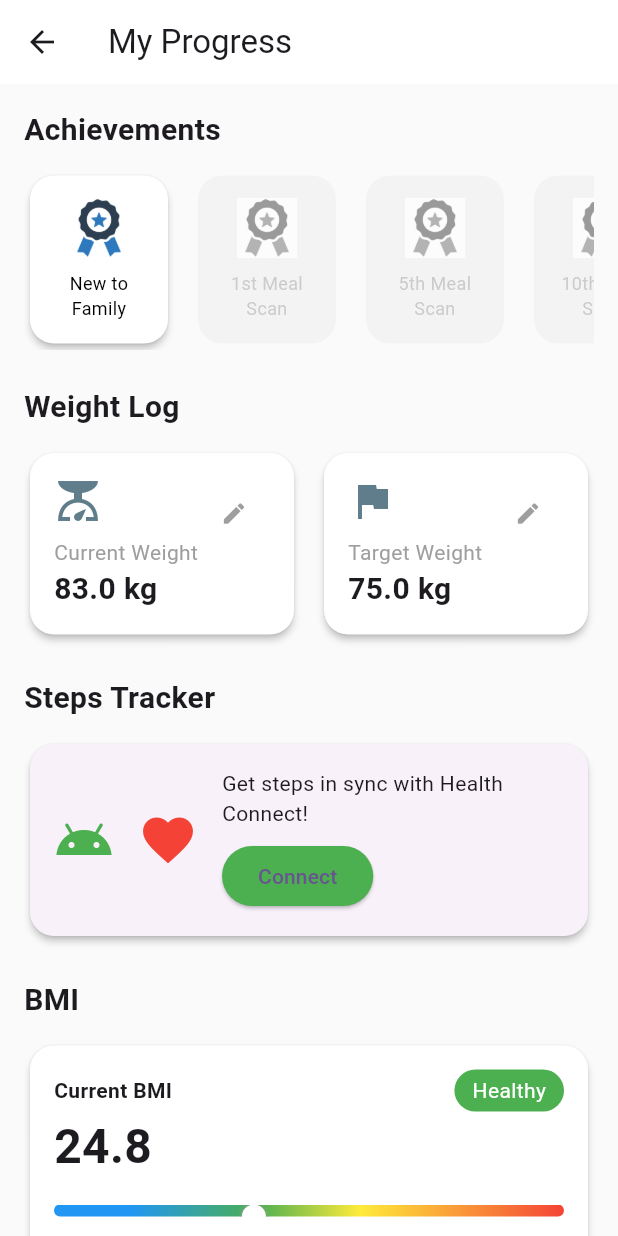
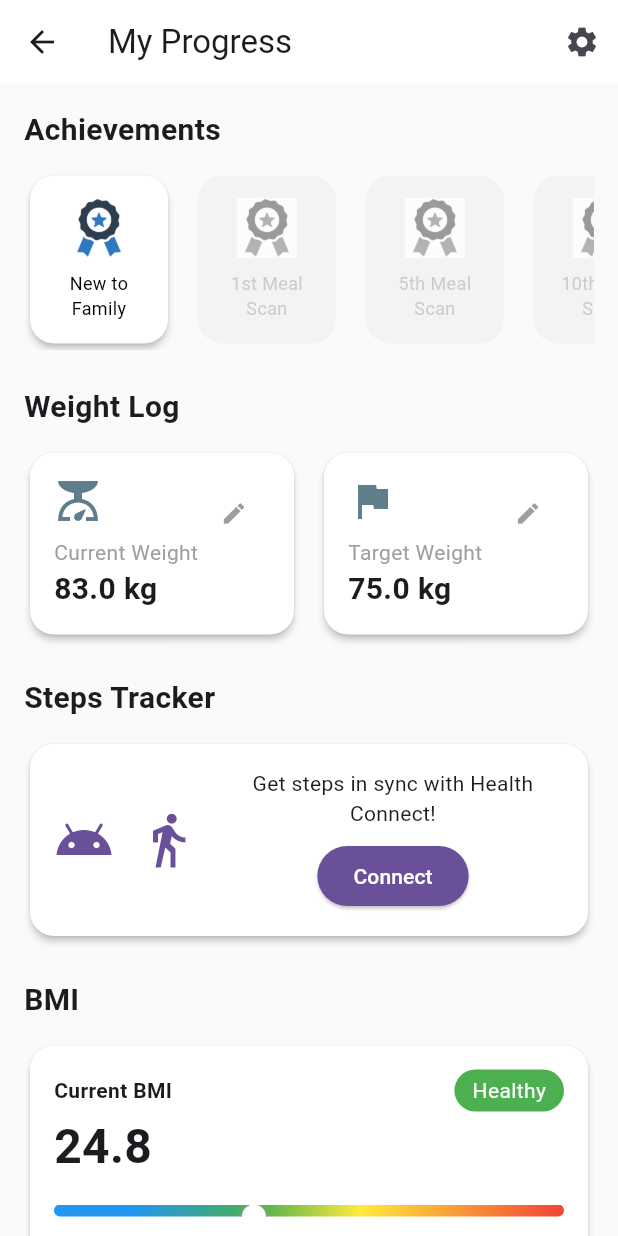
Before and after one commit to ahada8878/FYP, a Flutter app: the MyProgressScreen screen opened directly, after a tap on "Connect", on a phone screen of 412 x 824 dp. Run offline on Flutter 3.47's test engine with Material 3 defaults, Android fonts, the phone set to English and light mode, and no system bars; our stand-ins replace camera, confetti, fl_chart, google_fonts, image_picker, percent_indicator and 2 more; accounts and stored records are empty.

Commit message:
MY Progress

```diff
--- a/fyp/analysis_options.yaml
+++ b/fyp/analysis_options.yaml
@@ -7,6 +7,9 @@
 
 # The following line activates a set of recommended lints for Flutter apps,
 # packages, and plugins designed to encourage good coding practices.
+analyzer:
+  errors:
+    depend_on_referenced_packages: ignore
 include: package:flutter_lints/flutter.yaml
 
 linter:
--- /dev/null
+++ b/fyp/lib/Widgets/water_intake_chart.dart
@@ -0,0 +1,117 @@
+import 'package:flutter/material.dart';
+import 'package:fl_chart/fl_chart.dart';
+
+class WaterIntakeChart extends StatefulWidget {
+  final bool showWeekly;
+  final Function(bool) onToggle;
+
+  const WaterIntakeChart({
+    super.key,
+    required this.showWeekly,
+    required this.onToggle,
+  });
+
+  @override
+  State<WaterIntakeChart> createState() => _WaterIntakeChartState();
+}
+
+class _WaterIntakeChartState extends State<WaterIntakeChart> {
+  @override
+  Widget build(BuildContext context) {
+    return Column(
+      children: [
+        Card(
+          color: Colors.white,
+          elevation: 2,
+          shape: RoundedRectangleBorder(
+            borderRadius: BorderRadius.circular(16),
+          ),
+          child: Padding(
+            padding: const EdgeInsets.all(16),
+            child: Column(
+              crossAxisAlignment: CrossAxisAlignment.start,
+              children: [
+                const Text(
+                  'Water Intake',
+                  style: TextStyle(fontSize: 18, fontWeight: FontWeight.w600),
+                ),
+                const SizedBox(height: 16),
+                Container(
+                  height: 200,
+                  child: BarChart(_chartData()),
+                ),
+              ],
+            ),
+          ),
+        ),
+        _buildToggle(),
+      ],
+    );
+  }
+
+  Widget _buildToggle() {
+    return Padding(
+      padding: const EdgeInsets.symmetric(vertical: 8),
+      child: Row(
+        mainAxisAlignment: MainAxisAlignment.center,
+        children: [
+          const Text('Week'),
+          Switch(
+            value: widget.showWeekly,
+            onChanged: widget.onToggle,
+            activeColor: const Color.fromRGBO(106, 79, 153, 1),
+          ),
+          const Text('Month'),
+        ],
+      ),
+    );
+  }
+
+  BarChartData _chartData() {
+    final weeklyData = [2.5, 3.0, 2.0, 2.8, 3.5, 2.2, 3.0];
+    final monthlyData = List.generate(30, (i) => 2.0 + (i % 5 * 0.5));
+
+    return BarChartData(
+      alignment: BarChartAlignment.spaceAround,
+      gridData: const FlGridData(show: false),
+      titlesData: FlTitlesData(
+        bottomTitles: AxisTitles(
+          sideTitles: SideTitles(
+            showTitles: true,
+            getTitlesWidget: (value, meta) => Text(
+              widget.showWeekly
+                  ? ['S', 'M', 'T', 'W', 'T', 'F', 'S'][value.toInt()]
+                  : '${value.toInt() + 1}'),
+            reservedSize: 32,
+          ),
+        ),
+        leftTitles: AxisTitles(
+          sideTitles: SideTitles(
+            showTitles: true,
+            getTitlesWidget: (value, meta) => Text('${value.toInt()}L'),
+            reservedSize: 40,
+          ),
+        ),
+        rightTitles: const AxisTitles(),
+        topTitles: const AxisTitles(),
+      ),
+      borderData: FlBorderData(show: false),
+      barGroups: (widget.showWeekly ? weeklyData : monthlyData)
+          .asMap()
+          .entries
+          .map((e) => BarChartGroupData(
+                x: e.key,
+                barRods: [
+                  BarChartRodData(
+                    toY: e.value,
+                    color: const Color.fromRGBO(106, 79, 153, 0.6),
+                    width: 20,
+                    borderRadius: const BorderRadius.vertical(
+                        top: Radius.circular(4)),
+                  ),
+                ],
+              ))
+          .toList(),
+    );
+  }
+}
--- /dev/null
+++ b/fyp/lib/Widgets/weight_chart.dart
@@ -0,0 +1,115 @@
+import 'package:flutter/material.dart';
+import 'package:fl_chart/fl_chart.dart';
+
+class WeightChart extends StatefulWidget {
+  final double currentWeight;
+
+  const WeightChart({super.key, required this.currentWeight});
+
+  @override
+  State<WeightChart> createState() => _WeightChartState();
+}
+
+class _WeightChartState extends State<WeightChart> {
+  late List<FlSpot> _weightSpots;
+
+  @override
+  void initState() {
+    super.initState();
+    _generateWeightSpots();
+  }
+
+  @override
+  void didUpdateWidget(WeightChart oldWidget) {
+    super.didUpdateWidget(oldWidget);
+    if (oldWidget.currentWeight != widget.currentWeight) {
+      _generateWeightSpots();
+    }
+  }
+
+  void _generateWeightSpots() {
+    final baseWeight = widget.currentWeight;
+    _weightSpots = [
+      FlSpot(0, baseWeight + 0.2),
+      FlSpot(1, baseWeight + 0.5),
+      FlSpot(2, baseWeight + 0.1),
+      FlSpot(3, baseWeight - 0.1),
+      FlSpot(4, baseWeight - 0.2),
+      FlSpot(5, baseWeight - 0.0),
+      FlSpot(6, baseWeight - 0.3),
+    ];
+  }
+
+  @override
+  Widget build(BuildContext context) {
+    final minY = _weightSpots.map((s) => s.y).reduce((a, b) => a < b ? a : b) - 0.5;
+    final maxY = _weightSpots.map((s) => s.y).reduce((a, b) => a > b ? a : b) + 0.5;
+
+    return Card(
+      color: Colors.white,
+      elevation: 2,
+      shape: RoundedRectangleBorder(
+        borderRadius: BorderRadius.circular(16),
+      ),
+      child: Padding(
+        padding: const EdgeInsets.all(16),
+        child: Column(
+          crossAxisAlignment: CrossAxisAlignment.start,
+          children: [
+            const Text(
+              'Weight Trend',
+              style: TextStyle(fontSize: 18, fontWeight: FontWeight.w600),
+            ),
+            const SizedBox(height: 16),
+            SizedBox(
+              height: 200,
+              child: LineChart(
+                LineChartData(
+                  gridData: const FlGridData(show: false),
+                  titlesData: FlTitlesData(
+                    bottomTitles: AxisTitles(
+                      sideTitles: SideTitles(
+                        showTitles: true,
+                        getTitlesWidget: (value, meta) {
+                          const days = ['S', 'M', 'T', 'W', 'T', 'F', 'S'];
+                          return Padding(
+                            padding: const EdgeInsets.only(top: 8.0),
+                            child: Text(days[value.toInt()]),
+                          );
+                        },
+                        reservedSize: 32,
+                      ),
+                    ),
+                    leftTitles: AxisTitles(
+                      sideTitles: SideTitles(
+                        showTitles: true,
+                        getTitlesWidget: (value, meta) =>
+                          Text('${value.toStringAsFixed(1)}kg'),
+                        reservedSize: 50,
+                      ),
+                    ),
+                    rightTitles: const AxisTitles(),
+                    topTitles: const AxisTitles(),
+                  ),
+                  borderData: FlBorderData(show: false),
+                  lineBarsData: [
+                    LineChartBarData(
+                      spots: _weightSpots,
+                      isCurved: true,
+                      color: const Color.fromRGBO(106, 79, 153, 1),
+                      barWidth: 3,
+                      dotData: const FlDotData(show: true),
+                      belowBarData: BarAreaData(show: false),
+                    ),
+                  ],
+                  minY: minY,
+                  maxY: maxY,
+                ),
+              ),
+            ),
+          ],
+        ),
+      ),
+    );
+  }
+}
--- a/fyp/lib/screens/progress_screen.dart
+++ b/fyp/lib/screens/progress_screen.dart
@@ -1,6 +1,9 @@
 import 'package:flutter/material.dart';
 import 'package:fyp/GoalWeightPage.dart';
 import 'package:fyp/WeightPage.dart';
+import 'package:fyp/Widgets/water_intake_chart.dart';
+import 'package:fyp/Widgets/weight_chart.dart';
+import 'package:fyp/screens/settings_screen.dart';
 import 'package:persistent_bottom_nav_bar/persistent_bottom_nav_bar.dart';
 
 class MyProgressScreen extends StatefulWidget {
@@ -14,6 +17,7 @@ class _MyProgressScreenState extends State<MyProgressScreen> {
   double targetWeight = 75.0;
   double bmi = 24.8;
   String bmiCategory = "Healthy";
+  bool _showWeeklyWaterData = true;
 
   final List<Map<String, dynamic>> achievements = [
     {
@@ -52,27 +56,44 @@ class _MyProgressScreenState extends State<MyProgressScreen> {
   Widget build(BuildContext context) {
     return Scaffold(
       appBar: AppBar(
-        title: Text('My Progress'),
+        title: const Text('My Progress'),
+        actions: [
+          IconButton(
+            icon: const Icon(Icons.settings),
+            onPressed: () => Navigator.push(
+              context,
+              MaterialPageRoute(builder: (context) => SettingsScreen()),
+            ),
+          ),
+        ],
       ),
       body: SingleChildScrollView(
-        padding: EdgeInsets.all(16),
+        padding: const EdgeInsets.all(16),
         child: Column(
           crossAxisAlignment: CrossAxisAlignment.start,
           children: [
             _buildSectionTitle('Achievements'),
             _buildAchievementsSection(),
-            SizedBox(height: 24),
+            const SizedBox(height: 24),
             _buildSectionTitle('Weight Log'),
             _buildWeightLogSection(),
-            SizedBox(height: 24),
+            const SizedBox(height: 24),
             _buildSectionTitle('Steps Tracker'),
             _buildStepsTracker(),
-            SizedBox(height: 24),
+            const SizedBox(height: 24),
             _buildSectionTitle('BMI'),
             _buildBMICard(),
-            SizedBox(height: 24),
+            const SizedBox(height: 24),
             _buildSectionTitle('Nutrition'),
             _buildProUpsell(),
+            _buildSectionTitle('Weight Trend'),
+            WeightChart(currentWeight: currentWeight),
+            const SizedBox(height: 24),
+            _buildSectionTitle('Water Intake'),
+            WaterIntakeChart(
+              showWeekly: _showWeeklyWaterData,
+              onToggle: (value) => setState(() => _showWeeklyWaterData = value),
+            ),
           ],
         ),
       ),
@@ -84,7 +105,7 @@ class _MyProgressScreenState extends State<MyProgressScreen> {
       padding: const EdgeInsets.only(bottom: 12),
       child: Text(
         title,
-        style: TextStyle(
+        style: const TextStyle(
           fontSize: 20,
           fontWeight: FontWeight.bold,
         ),
@@ -119,7 +140,7 @@ class _MyProgressScreenState extends State<MyProgressScreen> {
       opacity: achieved ? 1.0 : 0.5,
       child: Container(
         width: 100,
-        margin: EdgeInsets.only(right: 12),
+        margin: const EdgeInsets.only(right: 12),
         child: Card(
           elevation: achieved ? 2 : 0,
           shape: RoundedRectangleBorder(
@@ -163,7 +184,7 @@ class _MyProgressScreenState extends State<MyProgressScreen> {
                     height: 40,
                   ),
                 ),
-                SizedBox(height: 8),
+                const SizedBox(height: 8),
                 Text(
                   title,
                   textAlign: TextAlign.center,
@@ -186,7 +207,7 @@ class _MyProgressScreenState extends State<MyProgressScreen> {
         Expanded(
             child:
                 _buildWeightCard('Current Weight', currentWeight, Icons.scale)),
-        SizedBox(width: 12),
+        const SizedBox(width: 12),
         Expanded(
             child: _buildWeightCard('Target Weight', targetWeight, Icons.flag)),
       ],
@@ -208,24 +229,24 @@ class _MyProgressScreenState extends State<MyProgressScreen> {
               crossAxisAlignment: CrossAxisAlignment.start,
               children: [
                 Icon(icon, size: 32, color: Colors.blueGrey),
-                SizedBox(height: 8),
-                Text(title, style: TextStyle(color: Colors.grey)),
+                const SizedBox(height: 8),
+                Text(title, style: const TextStyle(color: Colors.grey)),
                 Text('${weight.toStringAsFixed(1)} kg',
-                    style:
-                        TextStyle(fontSize: 20, fontWeight: FontWeight.bold)),
+                    style: const TextStyle(
+                        fontSize: 20, fontWeight: FontWeight.bold)),
               ],
             ),
             Positioned(
               top: 0,
               right: 0,
               child: IconButton(
-                  icon: Icon(Icons.edit, size: 18, color: Colors.grey),
+                  icon: const Icon(Icons.edit, size: 18, color: Colors.grey),
                   onPressed: () async {
                     final updatedWeight =
                         await PersistentNavBarNavigator.pushNewScreen(
                       context,
                       screen: title == "Current Weight"
-                          ? WeightPage(isEditing: true)
+                          ? const WeightPage(isEditing: true)
                           : GoalWeightPage(
                               isEditing: true,
                               currentWeight: currentWeight,
@@ -264,6 +285,7 @@ class _MyProgressScreenState extends State<MyProgressScreen> {
 
   Widget _buildStepsTracker() {
     return Card(
+      color: Colors.white,
       elevation: 2,
       shape: RoundedRectangleBorder(
         borderRadius: BorderRadius.circular(16),
@@ -272,25 +294,33 @@ class _MyProgressScreenState extends State<MyProgressScreen> {
         padding: const EdgeInsets.all(16),
         child: Row(
           children: [
-            Icon(Icons.android, color: Colors.green, size: 40),
-            SizedBox(width: 16),
-            Icon(Icons.favorite, color: Colors.red, size: 40),
-            SizedBox(width: 16),
+            const Icon(Icons.android,
+                color: Color.fromRGBO(106, 79, 153, 1), size: 40),
+            const SizedBox(width: 16),
+            const Icon(Icons.directions_walk,
+                color: Color.fromRGBO(106, 79, 153, 1), size: 40),
+            const SizedBox(width: 16),
             Expanded(
               child: Column(
-                crossAxisAlignment: CrossAxisAlignment.start,
+                crossAxisAlignment: CrossAxisAlignment.center,
                 children: [
-                  Text('Get steps in sync with Health Connect!'),
-                  SizedBox(height: 8),
+                  const Text(
+                    'Get steps in sync with Health Connect!',
+                    textAlign: TextAlign.center,
+                  ),
+                  const SizedBox(height: 8),
                   ElevatedButton(
                     style: ElevatedButton.styleFrom(
-                      backgroundColor: Colors.green,
+                      backgroundColor: const Color.fromRGBO(106, 79, 153, 1),
                       shape: RoundedRectangleBorder(
                         borderRadius: BorderRadius.circular(20),
                       ),
                     ),
                     onPressed: () {},
-                    child: Text('Connect'),
+                    child: const Text(
+                      'Connect',
+                      style: TextStyle(color: Colors.white),
+                    ),
                   ),
                 ],
               ),
@@ -316,28 +346,30 @@ class _MyProgressScreenState extends State<MyProgressScreen> {
             Row(
               mainAxisAlignment: MainAxisAlignment.spaceBetween,
               children: [
-                Text('Current BMI',
+                const Text('Current BMI',
                     style: TextStyle(fontWeight: FontWeight.bold)),
                 Container(
-                  padding: EdgeInsets.symmetric(horizontal: 12, vertical: 4),
+                  padding:
+                      const EdgeInsets.symmetric(horizontal: 12, vertical: 4),
                   decoration: BoxDecoration(
                     color: _getBmiCategoryColor(),
                     borderRadius: BorderRadius.circular(20),
                   ),
-                  child:
-                      Text(bmiCategory, style: TextStyle(color: Colors.white)),
+                  child: Text(bmiCategory,
+                      style: const TextStyle(color: Colors.white)),
                 ),
               ],
             ),
             Text(bmi.toStringAsFixed(1),
-                style: TextStyle(fontSize: 32, fontWeight: FontWeight.bold)),
-            SizedBox(height: 16),
+                style:
+                    const TextStyle(fontSize: 32, fontWeight: FontWeight.bold)),
+            const SizedBox(height: 16),
             _buildBMIScale(),
-            SizedBox(height: 8),
+            const SizedBox(height: 8),
             Center(
               child: TextButton(
                 onPressed: () {},
-                child: Text('Recommendation Source',
+                child: const Text('Recommendation Source',
                     style: TextStyle(
                       color: Colors.grey,
                       decoration: TextDecoration.underline,
@@ -370,8 +402,13 @@ class _MyProgressScreenState extends State<MyProgressScreen> {
               height: 8,
               decoration: BoxDecoration(
                 borderRadius: BorderRadius.circular(4),
-              gradient: LinearGradient(
-                colors: [Colors.blue, Colors.green, Colors.yellow, Colors.red],
+                gradient: const LinearGradient(
+                  colors: [
+                    Colors.blue,
+                    Colors.green,
+                    Colors.yellow,
+                    Colors.red
+                  ],
                   stops: [0.15, 0.4, 0.6, 1.0],
                 ),
               ),
@@ -381,7 +418,7 @@ class _MyProgressScreenState extends State<MyProgressScreen> {
               child: Container(
                 width: 16,
                 height: 16,
-              decoration: BoxDecoration(
+                decoration: const BoxDecoration(
                   color: Colors.white,
                   shape: BoxShape.circle,
                   boxShadow: [BoxShadow(color: Colors.grey, blurRadius: 2)],
@@ -397,39 +434,43 @@ class _MyProgressScreenState extends State<MyProgressScreen> {
   Widget _buildProUpsell() {
     return Center(
       child: Card(
+        color: Colors.white,
         elevation: 2,
         shape: RoundedRectangleBorder(
           borderRadius: BorderRadius.circular(16),
         ),
         child: Container(
-          width: 200,
-          padding: EdgeInsets.all(16),
+          width: double.infinity,
+          padding: const EdgeInsets.all(16),
           child: Column(
             children: [
-              Text('Unlock PRO to see your macros'),
-              SizedBox(height: 12),
+              const Text('Will be developed Later'),
+              const SizedBox(height: 12),
               OutlinedButton(
                 style: OutlinedButton.styleFrom(
-                  side: BorderSide(color: Colors.green),
+                  side: const BorderSide(
+                      color: const Color.fromRGBO(106, 79, 153, 1)),
                   shape: RoundedRectangleBorder(
                     borderRadius: BorderRadius.circular(20),
                   ),
-                  padding: EdgeInsets.symmetric(horizontal: 16, vertical: 8),
+                  padding:
+                      const EdgeInsets.symmetric(horizontal: 16, vertical: 8),
                 ),
                 onPressed: () {},
                 child: Row(
                   mainAxisSize: MainAxisSize.min,
                   children: [
                     Container(
-                      padding: EdgeInsets.all(4),
+                      padding: const EdgeInsets.all(4),
                       decoration: BoxDecoration(
-                        color: Colors.green,
+                        color: const Color.fromRGBO(106, 79, 153, 1),
                         borderRadius: BorderRadius.circular(8),
                       ),
-                      child: Text('PRO', style: TextStyle(color: Colors.white)),
+                      child: const Text('...',
+                          style: TextStyle(color: Colors.white)),
                     ),
-                    SizedBox(width: 8),
-                    Text('Upgrade Now'),
+                    const SizedBox(width: 8),
+                    const Text('Coming soon'),
                   ],
                 ),
               ),
--- a/fyp/lib/services/auth_service.dart
+++ b/fyp/lib/services/auth_service.dart
@@ -4,7 +4,7 @@ import 'package:shared_preferences/shared_preferences.dart';
 import '../models/user.dart';
 
 class AuthService {
-  static const String baseUrl = 'http://192.168.18.63:5000/api/auth';
+  static const String baseUrl = 'http://192.168.18.123:5000/api/auth';
   // static const String baseUrl = 'http://localhost:5000/api/auth'; // For iOS simulator
 
   // Shared Preferences Keys
--- a/fyp/pubspec.yaml
+++ b/fyp/pubspec.yaml
@@ -51,6 +51,8 @@ dependencies:
   # Use with the CupertinoIcons class for iOS style icons.
   cupertino_icons: ^1.0.8
   provider: ^6.1.5
+  fl_chart: ^1.0.0
+  google_fonts: ^4.0.4
 
 
 dev_dependencies:
```
Also changed, not shown: fyp/lib/screens/settings_screen.dart (added, +236 -0 lines), fyp/pubspec.lock. Lines whose indentation alone changed are shown as unchanged.
